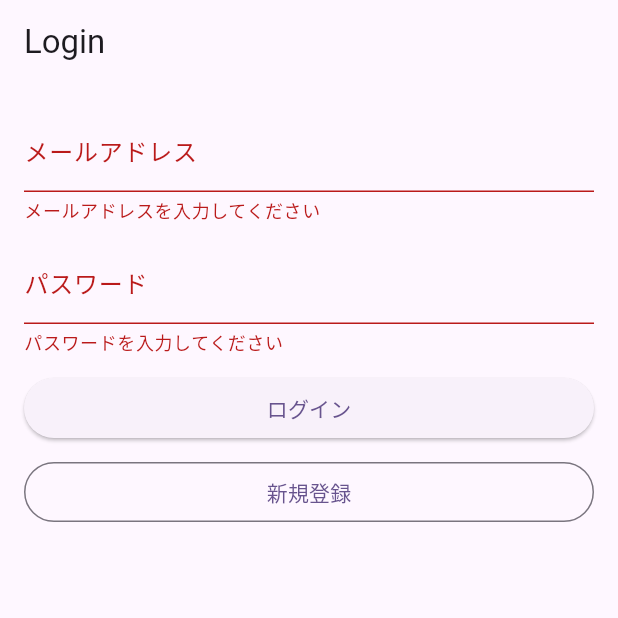
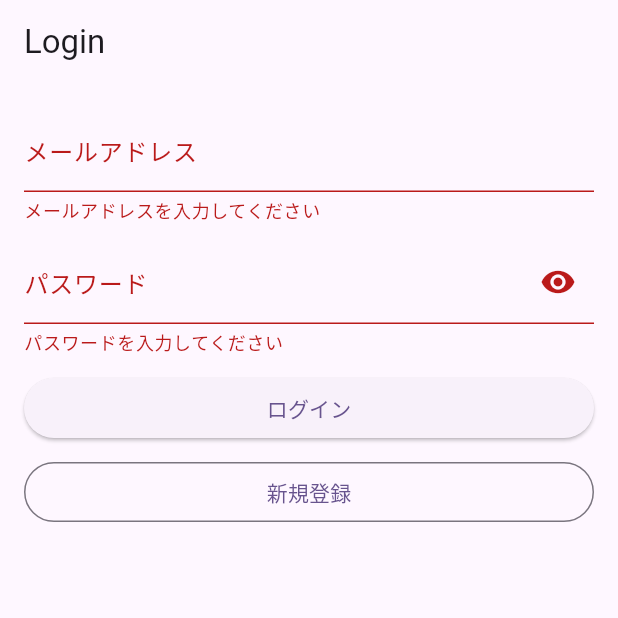
Before and after one commit to Fuku-x/atode-mobile, a Flutter app: the screen it shows after launch, after a tap on "ログイン", on a phone screen of 412 x 824 dp, the top half of it. Run offline on Flutter 3.47's test engine with Material 3 defaults, Android fonts, the phone set to English and light mode, and no system bars; our stand-ins replace firebase_auth, firebase_core; accounts and stored records are empty.

Commit message:
feat:認証画面の調整 #4

```diff
--- a/frontend/lib/auth/auth_gate.dart
+++ b/frontend/lib/auth/auth_gate.dart
@@ -3,6 +3,7 @@ import 'package:flutter/material.dart';
 
 import '../screens/home_screen.dart';
 import '../screens/login_screen.dart';
+import '../widgets/app_loading_indicator.dart';
 
 class AuthGate extends StatelessWidget {
   const AuthGate({super.key});
@@ -14,7 +15,7 @@ class AuthGate extends StatelessWidget {
       builder: (context, snapshot) {
         if (snapshot.connectionState == ConnectionState.waiting) {
           return const Scaffold(
-            body: Center(child: CircularProgressIndicator()),
+            body: Center(child: AppLoadingIndicator(size: 24, strokeWidth: 3)),
           );
         }
 
--- a/frontend/lib/screens/login_screen.dart
+++ b/frontend/lib/screens/login_screen.dart
@@ -1,5 +1,12 @@
 import 'package:firebase_auth/firebase_auth.dart';
 import 'package:flutter/material.dart';
+import 'package:flutter/services.dart';
+
+import '../widgets/app_snack_bar.dart';
+import '../widgets/firebase_auth_error_message.dart';
+import '../widgets/loading_elevated_button.dart';
+import '../widgets/loading_outlined_button.dart';
+import '../widgets/password_text_form_field.dart';
 
 class LoginScreen extends StatefulWidget {
   const LoginScreen({super.key});
@@ -13,22 +20,24 @@ class _LoginScreenState extends State<LoginScreen> {
   final _emailController = TextEditingController();
   final _passwordController = TextEditingController();
 
+  final _emailFocusNode = FocusNode();
+  final _passwordFocusNode = FocusNode();
+
   bool _isSubmitting = false;
-  String? _errorMessage;
 
   @override
   void dispose() {
     _emailController.dispose();
     _passwordController.dispose();
+    _emailFocusNode.dispose();
+    _passwordFocusNode.dispose();
     super.dispose();
   }
 
   Future<void> _submit({required bool createAccount}) async {
     if (_isSubmitting) return;
 
-    setState(() {
-      _errorMessage = null;
-    });
+    FocusScope.of(context).unfocus();
 
     final isValid = _formKey.currentState?.validate() ?? false;
     if (!isValid) return;
@@ -52,14 +61,16 @@ class _LoginScreenState extends State<LoginScreen> {
           password: password,
         );
       }
+
+      TextInput.finishAutofillContext();
     } on FirebaseAuthException catch (e) {
-      setState(() {
-        _errorMessage = _firebaseMessage(e);
-      });
+      if (mounted) {
+        showAppErrorSnackBar(context, firebaseAuthErrorMessage(e));
+      }
     } catch (_) {
-      setState(() {
-        _errorMessage = 'ログインに失敗しました';
-      });
+      if (mounted) {
+        showAppErrorSnackBar(context, 'ログインに失敗しました');
+      }
     } finally {
       if (mounted) {
         setState(() {
@@ -69,32 +80,15 @@ class _LoginScreenState extends State<LoginScreen> {
     }
   }
 
-  String _firebaseMessage(FirebaseAuthException e) {
-    switch (e.code) {
-      case 'invalid-email':
-        return 'メールアドレスの形式が正しくありません';
-      case 'user-disabled':
-        return 'このユーザーは無効化されています';
-      case 'user-not-found':
-      case 'wrong-password':
-      case 'invalid-credential':
-        return 'メールアドレスまたはパスワードが違います';
-      case 'email-already-in-use':
-        return 'このメールアドレスは既に使われています';
-      case 'weak-password':
-        return 'パスワードが弱すぎます';
-      default:
-        return '認証に失敗しました (${e.code})';
-    }
-  }
-
   @override
   Widget build(BuildContext context) {
     return Scaffold(
       appBar: AppBar(title: const Text('Login')),
       body: SafeArea(
-        child: Padding(
+        child: SingleChildScrollView(
           padding: const EdgeInsets.all(16),
+          keyboardDismissBehavior: ScrollViewKeyboardDismissBehavior.onDrag,
+          child: AutofillGroup(
             child: Form(
               key: _formKey,
               child: Column(
@@ -102,11 +96,20 @@ class _LoginScreenState extends State<LoginScreen> {
                 children: [
                   TextFormField(
                     controller: _emailController,
+                    focusNode: _emailFocusNode,
+                    enabled: !_isSubmitting,
                     keyboardType: TextInputType.emailAddress,
                     autofillHints: const [
                       AutofillHints.username,
                       AutofillHints.email,
                     ],
+                    autocorrect: false,
+                    enableSuggestions: false,
+                    textCapitalization: TextCapitalization.none,
+                    textInputAction: TextInputAction.next,
+                    onFieldSubmitted: (_) {
+                      _passwordFocusNode.requestFocus();
+                    },
                     decoration: const InputDecoration(
                       labelText: 'メールアドレス',
                     ),
@@ -118,13 +121,15 @@ class _LoginScreenState extends State<LoginScreen> {
                     },
                   ),
                   const SizedBox(height: 12),
-                TextFormField(
+                  PasswordTextFormField(
                     controller: _passwordController,
-                  obscureText: true,
+                    focusNode: _passwordFocusNode,
+                    enabled: !_isSubmitting,
                     autofillHints: const [AutofillHints.password],
-                  decoration: const InputDecoration(
-                    labelText: 'パスワード',
-                  ),
+                    textInputAction: TextInputAction.done,
+                    onFieldSubmitted: (_) {
+                      _submit(createAccount: false);
+                    },
                     validator: (value) {
                       final v = value ?? '';
                       if (v.isEmpty) return 'パスワードを入力してください';
@@ -133,28 +138,15 @@ class _LoginScreenState extends State<LoginScreen> {
                     },
                   ),
                   const SizedBox(height: 12),
-                if (_errorMessage != null) ...[
-                  Text(
-                    _errorMessage!,
-                    style: TextStyle(color: Theme.of(context).colorScheme.error),
-                  ),
-                  const SizedBox(height: 12),
-                ],
-                ElevatedButton(
-                  onPressed:
-                      _isSubmitting ? null : () => _submit(createAccount: false),
-                  child: _isSubmitting
-                      ? const SizedBox(
-                          width: 18,
-                          height: 18,
-                          child: CircularProgressIndicator(strokeWidth: 2),
-                        )
-                      : const Text('ログイン'),
+                  LoadingElevatedButton(
+                    isLoading: _isSubmitting,
+                    onPressed: () => _submit(createAccount: false),
+                    child: const Text('ログイン'),
                   ),
                   const SizedBox(height: 8),
-                OutlinedButton(
-                  onPressed:
-                      _isSubmitting ? null : () => _submit(createAccount: true),
+                  LoadingOutlinedButton(
+                    isLoading: _isSubmitting,
+                    onPressed: () => _submit(createAccount: true),
                     child: const Text('新規登録'),
                   ),
                 ],
@@ -162,6 +154,7 @@ class _LoginScreenState extends State<LoginScreen> {
             ),
           ),
         ),
+      ),
     );
   }
 }
--- /dev/null
+++ b/frontend/lib/widgets/app_loading_indicator.dart
@@ -0,0 +1,17 @@
+import 'package:flutter/material.dart';
+
+class AppLoadingIndicator extends StatelessWidget {
+  const AppLoadingIndicator({super.key, this.size = 18, this.strokeWidth = 2});
+
+  final double size;
+  final double strokeWidth;
+
+  @override
+  Widget build(BuildContext context) {
+    return SizedBox(
+      width: size,
+      height: size,
+      child: CircularProgressIndicator(strokeWidth: strokeWidth),
+    );
+  }
+}
--- /dev/null
+++ b/frontend/lib/widgets/app_snack_bar.dart
@@ -0,0 +1,12 @@
+import 'package:flutter/material.dart';
+
+void showAppErrorSnackBar(BuildContext context, String message) {
+  final messenger = ScaffoldMessenger.of(context);
+  messenger.hideCurrentSnackBar();
+  messenger.showSnackBar(
+    SnackBar(
+      content: Text(message),
+      backgroundColor: Theme.of(context).colorScheme.error,
+    ),
+  );
+}
--- /dev/null
+++ b/frontend/lib/widgets/firebase_auth_error_message.dart
@@ -0,0 +1,20 @@
+import 'package:firebase_auth/firebase_auth.dart';
+
+String firebaseAuthErrorMessage(FirebaseAuthException e) {
+  switch (e.code) {
+    case 'invalid-email':
+      return 'メールアドレスの形式が正しくありません';
+    case 'user-disabled':
+      return 'このユーザーは無効化されています';
+    case 'user-not-found':
+    case 'wrong-password':
+    case 'invalid-credential':
+      return 'メールアドレスまたはパスワードが違います';
+    case 'email-already-in-use':
+      return 'このメールアドレスは既に使われています';
+    case 'weak-password':
+      return 'パスワードが弱すぎます';
+    default:
+      return '認証に失敗しました (${e.code})';
+  }
+}
--- /dev/null
+++ b/frontend/lib/widgets/loading_elevated_button.dart
@@ -0,0 +1,24 @@
+import 'package:flutter/material.dart';
+
+import 'app_loading_indicator.dart';
+
+class LoadingElevatedButton extends StatelessWidget {
+  const LoadingElevatedButton({
+    super.key,
+    required this.isLoading,
+    required this.onPressed,
+    required this.child,
+  });
+
+  final bool isLoading;
+  final VoidCallback? onPressed;
+  final Widget child;
+
+  @override
+  Widget build(BuildContext context) {
+    return ElevatedButton(
+      onPressed: isLoading ? null : onPressed,
+      child: isLoading ? const AppLoadingIndicator() : child,
+    );
+  }
+}
--- /dev/null
+++ b/frontend/lib/widgets/loading_outlined_button.dart
@@ -0,0 +1,24 @@
+import 'package:flutter/material.dart';
+
+import 'app_loading_indicator.dart';
+
+class LoadingOutlinedButton extends StatelessWidget {
+  const LoadingOutlinedButton({
+    super.key,
+    required this.isLoading,
+    required this.onPressed,
+    required this.child,
+  });
+
+  final bool isLoading;
+  final VoidCallback? onPressed;
+  final Widget child;
+
+  @override
+  Widget build(BuildContext context) {
+    return OutlinedButton(
+      onPressed: isLoading ? null : onPressed,
+      child: isLoading ? const AppLoadingIndicator() : child,
+    );
+  }
+}
--- /dev/null
+++ b/frontend/lib/widgets/password_text_form_field.dart
@@ -0,0 +1,60 @@
+import 'package:flutter/material.dart';
+
+class PasswordTextFormField extends StatefulWidget {
+  const PasswordTextFormField({
+    super.key,
+    required this.controller,
+    this.focusNode,
+    this.enabled = true,
+    this.textInputAction,
+    this.onFieldSubmitted,
+    this.validator,
+    this.autofillHints,
+    this.labelText = 'パスワード',
+  });
+
+  final TextEditingController controller;
+  final FocusNode? focusNode;
+  final bool enabled;
+  final TextInputAction? textInputAction;
+  final ValueChanged<String>? onFieldSubmitted;
+  final String? Function(String?)? validator;
+  final Iterable<String>? autofillHints;
+  final String labelText;
+
+  @override
+  State<PasswordTextFormField> createState() => _PasswordTextFormFieldState();
+}
+
+class _PasswordTextFormFieldState extends State<PasswordTextFormField> {
+  bool _obscureText = true;
+
+  @override
+  Widget build(BuildContext context) {
+    return TextFormField(
+      controller: widget.controller,
+      focusNode: widget.focusNode,
+      enabled: widget.enabled,
+      obscureText: _obscureText,
+      autocorrect: false,
+      enableSuggestions: false,
+      autofillHints: widget.autofillHints,
+      textInputAction: widget.textInputAction,
+      onFieldSubmitted: widget.onFieldSubmitted,
+      decoration: InputDecoration(
+        labelText: widget.labelText,
+        suffixIcon: IconButton(
+          onPressed: widget.enabled
+              ? () {
+                  setState(() {
+                    _obscureText = !_obscureText;
+                  });
+                }
+              : null,
+          icon: Icon(_obscureText ? Icons.visibility : Icons.visibility_off),
+        ),
+      ),
+      validator: widget.validator,
+    );
+  }
+}
```
Lines whose indentation alone changed are shown as unchanged.
